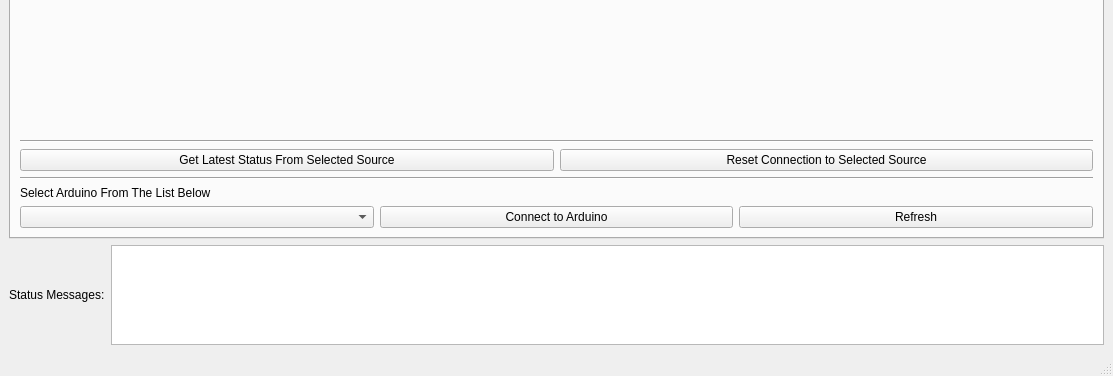
Old version of the form designerFiles/Ground_Station_GUI.ui in the repository UMDBPP/NEBP-Ground-Station-Tracker; both pictures show x 0 to 1113 and y 511 to 887 of the 1113 by 887 pixel window.
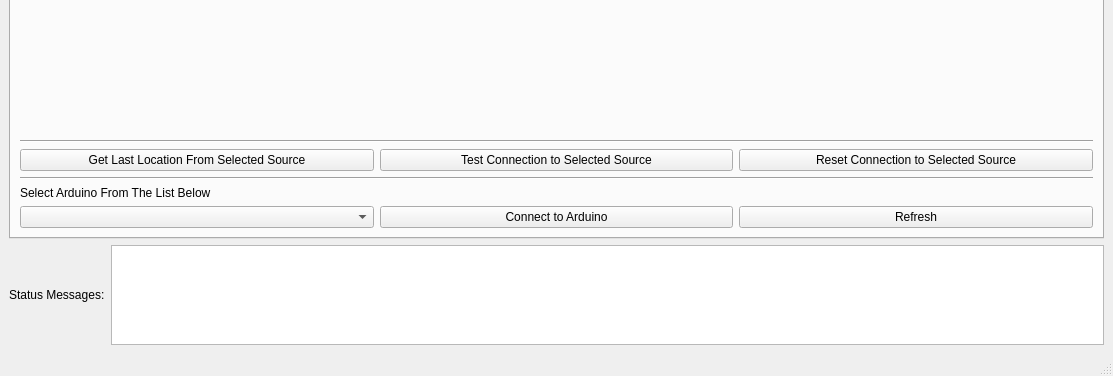
New version of the form.

Commit message: Add GUI button to test source connection, update Balloon_Coordinates stop function to kill persistant processes and clear the process stop flag, fix Borealis position requesting so it actually uses its timer

Patch:
```diff
--- a/designerFiles/Ground_Station_GUI.ui
+++ b/designerFiles/Ground_Station_GUI.ui
@@ -516,7 +516,7 @@
           </item>
           <item row="14" column="0" colspan="3">
            <layout class="QGridLayout" name="Source_Options_grid">
-            <item row="0" column="1">
+            <item row="0" column="2">
              <widget class="QPushButton" name="Tracking_button_Reset">
               <property name="sizePolicy">
                <sizepolicy hsizetype="Preferred" vsizetype="Fixed">
@@ -532,7 +532,20 @@
             <item row="0" column="0">
              <widget class="QPushButton" name="Tracking_button_Refresh">
               <property name="text">
-               <string>Get Latest Status From Selected Source</string>
+               <string>Get Last Location From Selected Source</string>
+              </property>
+             </widget>
+            </item>
+            <item row="0" column="1">
+             <widget class="QPushButton" name="Tracking_button_Test">
+              <property name="sizePolicy">
+               <sizepolicy hsizetype="Preferred" vsizetype="Fixed">
+                <horstretch>0</horstretch>
+                <verstretch>0</verstretch>
+               </sizepolicy>
+              </property>
+              <property name="text">
+               <string>Test Connection to Selected Source</string>
               </property>
              </widget>
             </item>
```
Left out of the diff: 2 changed lines with no effect on the pictures. The commit also changes 3 other files.
